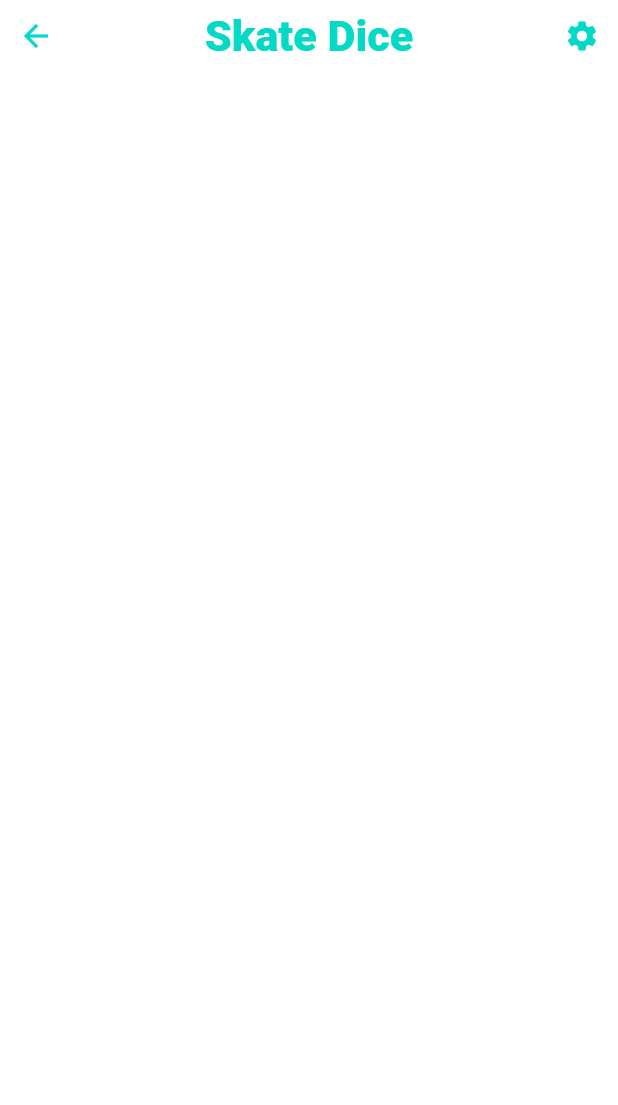
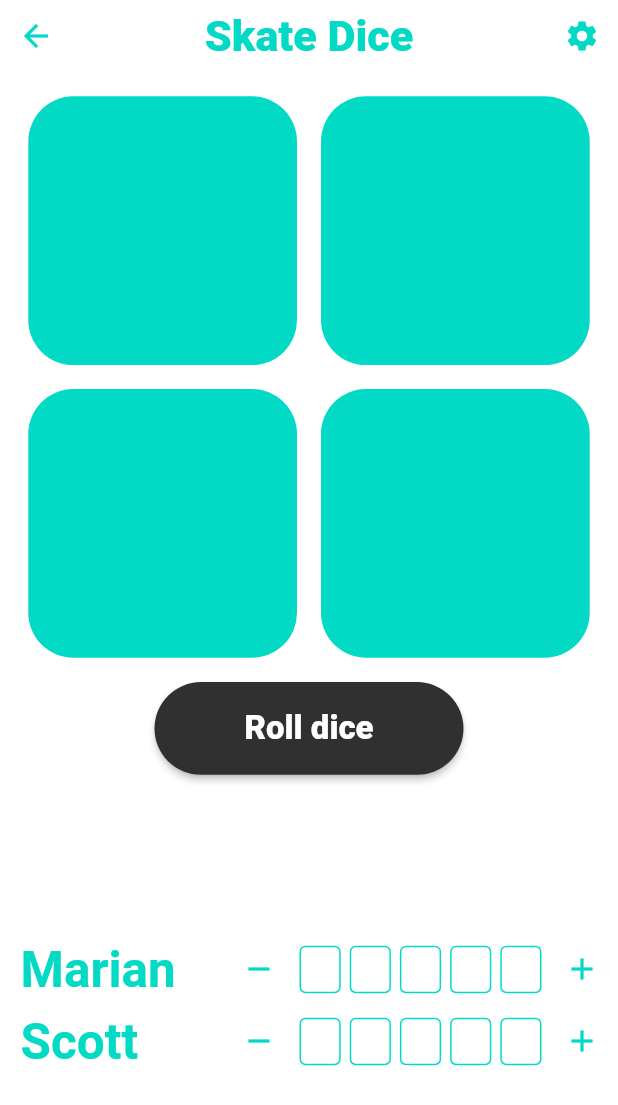
Before and after one commit to xAquaCulinaris/Rollbrett-Rottweil, a Flutter app: the SkateDice screen opened directly, on a phone screen of 412 x 824 dp. Shown: the top 1105 px of the screen. Run offline on Flutter 3.47's test engine with Material 2 defaults, Android fonts, the phone set to English and light mode, and no system bars.

Commit message:
added basic skate dice view

```diff
--- a/lang/de.json
+++ b/lang/de.json
@@ -13,5 +13,6 @@
     "password_reset": "Passwort zurückgesetzt",
     "password_reset_message": "Wenn ein Konto vorhanden ist, das mit der Email übereinstimmt, wurde ein Link zum Zurücksetzen an diese Email gesendet",
     "course_preview": "Park vorschau",
-    "logout": "Abmelden"
+    "logout": "Abmelden",
+    "roll_dice": "Würfeln"
 }
--- a/lang/en.json
+++ b/lang/en.json
@@ -13,5 +13,6 @@
     "password_reset": "Password reset",
     "password_reset_message": "If there is an account that matches the email, a reset link has been sent to this email",
     "course_preview": "Park preview",
-    "logout": "Logout"
+    "logout": "Logout",
+    "roll_dice": "Roll dice"
 }
--- a/lib/home_page.dart
+++ b/lib/home_page.dart
@@ -168,7 +168,7 @@ class HomePageButton extends StatelessWidget {
                   text,
                   textAlign: TextAlign.center,
                   style: TextStyle(
-                      fontSize: 20, color: Theme.of(context).primaryColor),
+                      fontSize: 20, color: Theme.of(context).primaryColor, fontWeight: FontWeight.bold),
                 ),
               ],
             ),
--- a/lib/login/login_view.dart
+++ b/lib/login/login_view.dart
@@ -105,7 +105,6 @@ class SignUpButton extends StatelessWidget {
 
   @override
   Widget build(BuildContext context) {
-    //TODO handle forgot password
     return Row(
         mainAxisAlignment: MainAxisAlignment.center,
         crossAxisAlignment: CrossAxisAlignment.center,
--- a/lib/reusable/custom_app_bar.dart
+++ b/lib/reusable/custom_app_bar.dart
@@ -44,7 +44,7 @@ class CustomAppBar extends StatelessWidget {
                               color: Theme.of(context).accentColor),
                           onPressed: functionRight),
                     )
-                  : Spacer()
+                  : SizedBox()
             ],
           )
         ],
--- a/lib/skate_dice/skate_dice.dart
+++ b/lib/skate_dice/skate_dice.dart
@@ -1,11 +1,69 @@
 import 'package:flutter/material.dart';
+import 'package:rollbrett_rottweil/app_localizations.dart';
+import 'package:rollbrett_rottweil/reusable/button.dart';
 import 'package:rollbrett_rottweil/reusable/custom_app_bar.dart';
+import 'package:rollbrett_rottweil/skate_dice/skate_dice_dice.dart';
+import 'package:rollbrett_rottweil/skate_dice/skate_dice_player.dart';
+import 'dart:async';
 
 class SkateDice extends StatelessWidget {
+  final SkateDiceDice _dice1 = SkateDiceDice();
+  final SkateDiceDice _dice2 = SkateDiceDice();
+  final SkateDiceDice _dice3 = SkateDiceDice();
+  final SkateDiceDice _dice4 = SkateDiceDice();
+
   @override
   Widget build(BuildContext context) {
-    settingButtonPressed() {
+    //TODO remove only for testing
+    int counter = 0;
+    _settingButtonPressed() {
       print("setting button pressed");
+    }
+
+    _rollDiceButtonPressed() {
+      //TODO replace only for testing
+      if (counter == 0) {
+        _dice1.state.animate("FRONT SIDE");
+        Timer(Duration(milliseconds: 100), () {
+          _dice2.state.animate("NOSE GRIND");
+        });
+        Timer(Duration(milliseconds: 200), () {
+          _dice3.state.animate("SHUVIT OUT");
+        });
+        Timer(Duration(milliseconds: 300), () {
+          _dice4.state.animate("");
+        });
+      }
+
+         if (counter == 1) {
+        _dice1.state.animate("BACK SIDE");
+        Timer(Duration(milliseconds: 100), () {
+          _dice2.state.animate("50-50");
+        });
+        Timer(Duration(milliseconds: 200), () {
+          _dice3.state.animate("KICKFLIP OUT");
+        });
+        Timer(Duration(milliseconds: 300), () {
+          _dice4.state.animate("");
+        });
+      }
+
+         if (counter == 2) {
+        _dice1.state.animate("NOSESLIDE");
+        Timer(Duration(milliseconds: 100), () {
+          _dice2.state.animate("HUBBA");
+        });
+        Timer(Duration(milliseconds: 200), () {
+          _dice3.state.animate("SHUVIT OUT");
+        });
+        Timer(Duration(milliseconds: 300), () {
+          _dice4.state.animate("");
+        });
+      }
+
+      counter++;
+
+      print("rolling dices");
     }
 
     return Scaffold(
@@ -14,9 +72,47 @@ class SkateDice extends StatelessWidget {
           CustomAppBar(
               text: "Skate Dice",
               iconRight: Icons.settings,
-              functionRight: settingButtonPressed),
+              functionRight: _settingButtonPressed),
+          SkateDices(_dice1, _dice2, _dice3, _dice4),
+          SizedBox(height: MediaQuery.of(context).size.height / 100),
+          Button(
+              text: AppLocalizations.of(context).translate("roll_dice"),
+              function: _rollDiceButtonPressed),
+          Spacer(),
+          SkateDicePlayer(name: "Marian"),
+          SkateDicePlayer(name: "Scott"),
+          Spacer(),
         ],
       ),
     );
   }
 }
+
+class SkateDices extends StatefulWidget {
+  const SkateDices(this.dice1, this.dice2, this.dice3, this.dice4);
+
+  final SkateDiceDice dice1, dice2, dice3, dice4;
+
+  @override
+  _SkateDicesState createState() => _SkateDicesState();
+}
+
+class _SkateDicesState extends State<SkateDices> {
+  @override
+  Widget build(BuildContext context) {
+    return Column(children: [
+      SizedBox(height: MediaQuery.of(context).size.height / 100),
+      Row(
+        mainAxisAlignment: MainAxisAlignment.center,
+        children: [
+          widget.dice1,
+          widget.dice2,
+        ],
+      ),
+      Row(mainAxisAlignment: MainAxisAlignment.center, children: [
+        widget.dice3,
+        widget.dice4,
+      ])
+    ]);
+  }
+}
--- /dev/null
+++ b/lib/skate_dice/skate_dice_dice.dart
@@ -0,0 +1,66 @@
+import 'package:flutter/material.dart';
+import 'package:rollbrett_rottweil/reusable/button.dart';
+
+class SkateDiceDice extends StatefulWidget {
+  SkateDiceDice({Key key}) : super(key: key);
+
+  final _SkateDiceDiceState state = _SkateDiceDiceState();
+
+  @override
+  _SkateDiceDiceState createState() => state;
+}
+
+class _SkateDiceDiceState extends State<SkateDiceDice>
+    with SingleTickerProviderStateMixin {
+  AnimationController _animationController;
+  Animation<double> _animation;
+
+  String trickName = "";
+
+  @override
+  void initState() {
+    _animationController = AnimationController(
+      duration: const Duration(seconds: 2),
+      vsync: this,
+    );
+    _animation = CurvedAnimation(
+      parent: _animationController,
+      curve: Curves.elasticOut,
+    );
+    super.initState();
+  }
+
+  @override
+  void dispose() {
+    _animationController.dispose();
+    super.dispose();
+  }
+
+  @override
+  Widget build(BuildContext context) {
+    return Padding(
+      padding: const EdgeInsets.all(8.0),
+      child: RotationTransition(
+        turns: _animation,
+        child: Container(
+          height: MediaQuery.of(context).size.width / 2.3,
+          width: MediaQuery.of(context).size.width / 2.3,
+          decoration: new BoxDecoration(
+            color: Theme.of(context).accentColor,
+            borderRadius: new BorderRadius.all(const Radius.circular(30.0)),
+          ),
+          child: Center(child: Text(trickName, style: TextStyle(fontWeight: FontWeight.bold, fontSize: MediaQuery.of(context).size.width / 14, color: Theme.of(context).primaryColor), textAlign: TextAlign.center)),
+        ),
+      ),
+    );
+  }
+
+  animate(String trickName) {
+    _animationController.forward(from: 0);
+    if (mounted) {
+      setState(() {
+        this.trickName = trickName;
+      });
+    }
+  }
+}
--- a/lib/skate_dice/skate_dice_player.dart
+++ b/lib/skate_dice/skate_dice_player.dart
@@ -1,10 +1,107 @@
 import 'package:flutter/material.dart';
 
-class SkateDicePlayer extends StatelessWidget {
-  const SkateDicePlayer({Key key}) : super(key: key);
+class SkateDicePlayer extends StatefulWidget {
+  const SkateDicePlayer({Key key, this.name}) : super(key: key);
+  final String name;
+
+  @override
+  _SkateDicePlayerState createState() => _SkateDicePlayerState();
+}
+
+class _SkateDicePlayerState extends State<SkateDicePlayer> {
+  int _letterCounter = 0;
+  static const Set<String> _skate = {'S', 'K', 'A', 'T', 'E'};
+
+  _addLetter() {
+    setState(() {
+      if (_letterCounter < 5) _letterCounter++;
+    });
+  }
+
+  _removeLetter() {
+    setState(() {
+      if (_letterCounter > 0) _letterCounter--;
+    });
+  }
 
   @override
   Widget build(BuildContext context) {
-    return Container();
+    return Row(
+      mainAxisAlignment: MainAxisAlignment.center,
+      children: [
+        SizedBox(width: MediaQuery.of(context).size.width / 30),
+        Text(
+          widget.name,
+          style: TextStyle(
+              color: Theme.of(context).accentColor,
+              fontSize: MediaQuery.of(context).size.height / 25,
+              fontWeight: FontWeight.w700),
+        ),
+        Spacer(),
+        //TODO get custom bold icons
+        IconButton(
+            icon: Icon(Icons.remove, color: Theme.of(context).accentColor),
+            onPressed: _removeLetter),
+
+        for (var i = 0; i < 5; i++)
+          _letterCounter > i
+              ? LetterItem(
+                  letter: _skate.elementAt(i),
+                )
+              : LetterPlaceholder(),
+
+        IconButton(
+            icon: Icon(Icons.add, color: Theme.of(context).accentColor),
+            onPressed: _addLetter),
+      ],
+    );
   }
 }
+
+class LetterPlaceholder extends StatelessWidget {
+  const LetterPlaceholder({Key key}) : super(key: key);
+
+  @override
+  Widget build(BuildContext context) {
+    return Padding(
+      padding: const EdgeInsets.all(3.0),
+      child: Container(
+        height: MediaQuery.of(context).size.width / 13,
+        width: MediaQuery.of(context).size.width / 15,
+        decoration: BoxDecoration(
+          border: Border.all(color: Theme.of(context).accentColor),
+          borderRadius: BorderRadius.all(Radius.circular(4)),
+        ),
+      ),
+    );
+  }
+}
+
+class LetterItem extends StatelessWidget {
+  const LetterItem({Key key, this.letter}) : super(key: key);
+  final String letter;
+
+  @override
+  Widget build(BuildContext context) {
+    return Padding(
+      padding: const EdgeInsets.all(3.0),
+      child: Container(
+        height: MediaQuery.of(context).size.width / 13,
+        width: MediaQuery.of(context).size.width / 15,
+        decoration: BoxDecoration(
+            color: Theme.of(context).accentColor,
+            borderRadius: BorderRadius.all(Radius.circular(4))),
+        child: Align(
+          alignment: Alignment.center,
+          child: Text(
+            letter,
+            style: TextStyle(
+                color: Theme.of(context).primaryColor,
+                fontWeight: FontWeight.w900,
+                fontSize: MediaQuery.of(context).size.height / 30),
+          ),
+        ),
+      ),
+    );
+  }
+}
```
Also changed, not shown: lib/skate_dice/skate_dice_item.dart (deleted).
